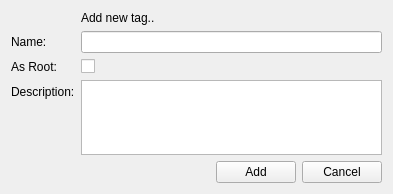
Old version of the form client/uiforms/tag_add.ui in the repository Wolframe/configurator.
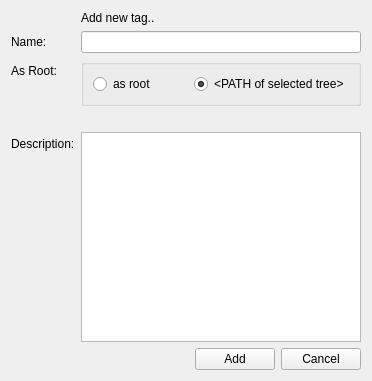
New version of the form. Icons and pictures are not drawn.

Commit message: fixed tag forms

Diff of the .ui file:
```diff
--- a/client/uiforms/tag_add.ui
+++ b/client/uiforms/tag_add.ui
@@ -6,14 +6,34 @@
    <rect>
     <x>0</x>
     <y>0</y>
-    <width>393</width>
-    <height>194</height>
+    <width>372</width>
+    <height>381</height>
    </rect>
   </property>
   <property name="windowTitle">
    <string>Add tag</string>
   </property>
   <layout class="QFormLayout" name="formLayout">
+   <property name="fieldGrowthPolicy">
+    <enum>QFormLayout::AllNonFixedFieldsGrow</enum>
+   </property>
+   <item row="0" column="0">
+    <widget class="QLabel" name="label">
+     <property name="text">
+      <string/>
+     </property>
+     <property name="pixmap">
+      <pixmap resource="../configurator.qrc">:/images/tag_blue_add.png</pixmap>
+     </property>
+    </widget>
+   </item>
+   <item row="0" column="1">
+    <widget class="QLabel" name="newtaglabel">
+     <property name="text">
+      <string>Add new tag..</string>
+     </property>
+    </widget>
+   </item>
    <item row="1" column="0">
     <widget class="QLabel" name="label_name">
      <property name="text">
@@ -32,6 +52,13 @@
     </widget>
    </item>
    <item row="3" column="0">
+    <widget class="QLabel" name="label_5">
+     <property name="text">
+      <string>As Root:</string>
+     </property>
+    </widget>
+   </item>
+   <item row="5" column="0">
     <widget class="QLabel" name="label_description">
      <property name="text">
       <string>Description:</string>
@@ -41,10 +68,10 @@
      </property>
     </widget>
    </item>
-   <item row="3" column="1">
+   <item row="5" column="1">
     <widget class="QPlainTextEdit" name="description"/>
    </item>
-   <item row="4" column="1">
+   <item row="6" column="1">
     <layout class="QHBoxLayout" name="horizontalLayout_2">
      <item>
       <layout class="QHBoxLayout" name="horizontalLayout">
@@ -88,37 +115,42 @@
      </item>
     </layout>
    </item>
-   <item row="0" column="0">
-    <widget class="QLabel" name="label">
-     <property name="text">
+   <item row="3" column="1">
+    <widget class="QGroupBox" name="root">
+     <property name="title">
       <string/>
      </property>
-     <property name="pixmap">
-      <pixmap resource="../configurator.qrc">:/images/tag_blue_add.png</pixmap>
+     <property name="checkable">
+      <bool>false</bool>
      </property>
-    </widget>
-   </item>
-   <item row="0" column="1">
-    <widget class="QLabel" name="newtaglabel">
-     <property name="text">
-      <string>Add new tag..</string>
+     <property name="checked">
+      <bool>false</bool>
      </property>
+     <layout class="QHBoxLayout" name="horizontalLayout_3">
+      <item>
+       <widget class="QRadioButton" name="yes">
+        <property name="text">
+         <string>as root</string>
+        </property>
+       </widget>
+      </item>
+      <item>
+       <widget class="QRadioButton" name="no">
+        <property name="text">
+         <string>&lt;PATH of selected tree&gt;</string>
+        </property>
+        <property name="checked">
+         <bool>true</bool>
+        </property>
+       </widget>
+      </item>
+     </layout>
     </widget>
    </item>
-   <item row="2" column="0">
-    <widget class="QLabel" name="label_5">
+   <item row="4" column="1">
+    <widget class="QLabel" name="rootname">
      <property name="text">
-      <string>As Root:</string>
-     </property>
-     <property name="buddy">
-      <cstring>root</cstring>
-     </property>
-    </widget>
-   </item>
-   <item row="2" column="1">
-    <widget class="QCheckBox" name="root">
-     <property name="text">
-      <string/>
+      <string>&lt;rootname&gt;</string>
      </property>
     </widget>
    </item>
```
Left out of the diff: 9 changed lines with no effect on the pictures. The commit also changes 2 other files.
